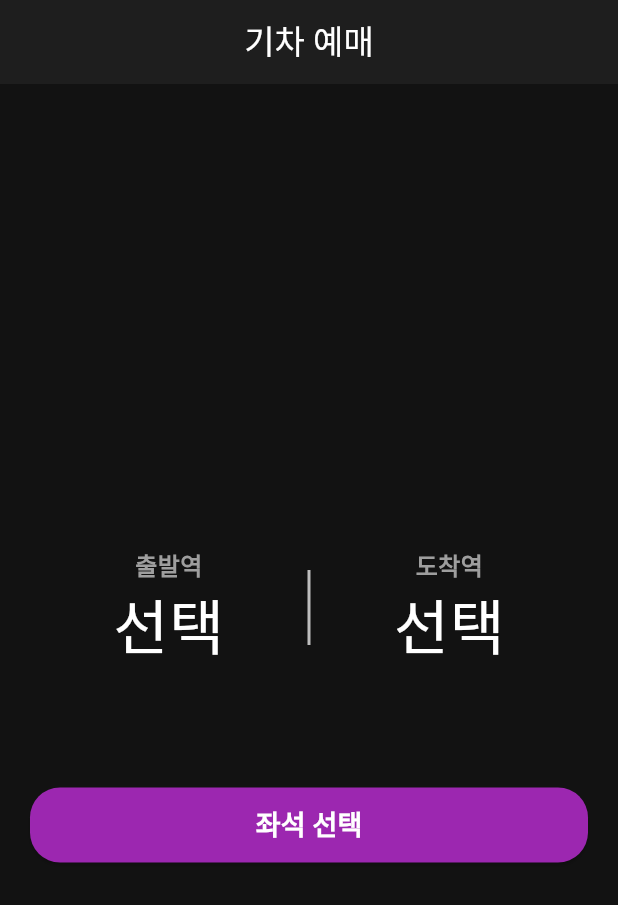
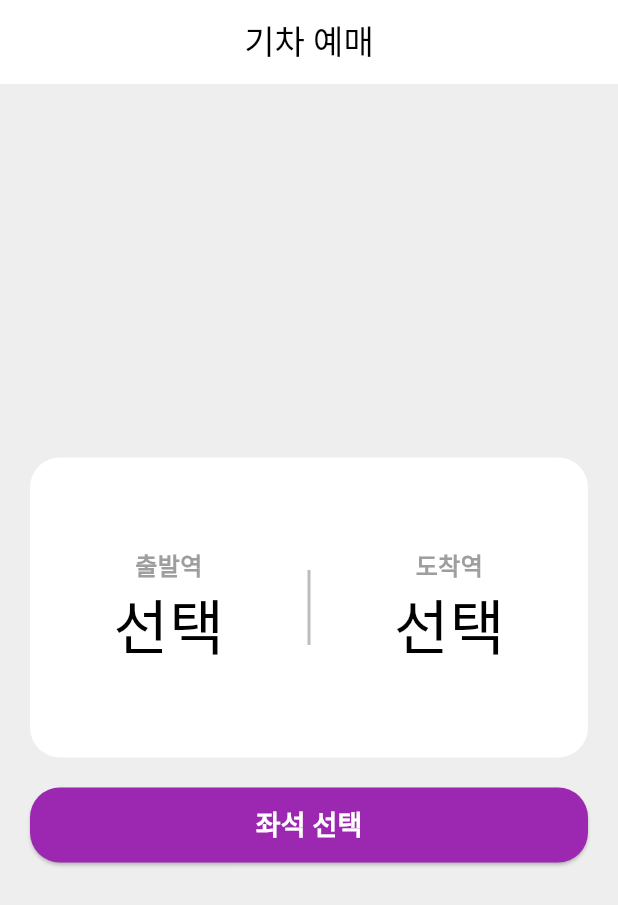
Before and after one commit to wackyturtle/flutter_train_app, a Flutter app: the screen it shows after launch, on a phone screen of 412 x 824 dp. Shown: the top 905 px of the screen. Run offline on Flutter 3.47's test engine with Material 3 defaults, Android fonts, the phone set to English and light mode, and no system bars.

Commit message:
사소해

```diff
--- a/lib/home/Home_Page.dart
+++ b/lib/home/Home_Page.dart
@@ -18,14 +18,14 @@ class _HomePageState extends State<HomePage> {
       appBar: AppBar(centerTitle: true, title: Text('기차 예매')),
       body: Container(
         padding: EdgeInsets.all(20),
-        color: Theme.of(context).scaffoldBackgroundColor,
+        color: Colors.grey[200],
         child: Column(
           mainAxisAlignment: MainAxisAlignment.center,
           children: [
             Container(
               height: 200,
               decoration: BoxDecoration(
-                color: Theme.of(context).scaffoldBackgroundColor,
+                color: Colors.white,
                 borderRadius: BorderRadius.circular(20),
               ),
               child: Row(
--- a/lib/main.dart
+++ b/lib/main.dart
@@ -25,9 +25,9 @@ class MyApp extends StatelessWidget {
         textTheme: TextTheme(bodyMedium: TextStyle(color: Colors.black)),
       ),
       darkTheme: ThemeData(
-        scaffoldBackgroundColor: Color(0xFF121212),
+        scaffoldBackgroundColor: Colors.black,
         appBarTheme: AppBarTheme(
-          backgroundColor: Color(0xFF1E1E1E),
+          backgroundColor: Colors.black,
           foregroundColor: Colors.white,
           centerTitle: true,
         ),
@@ -36,9 +36,9 @@ class MyApp extends StatelessWidget {
         ),
         textTheme: TextTheme(bodyMedium: TextStyle(color: Colors.white)),
         dividerColor: Colors.grey[600],
-        cardColor: Color(0xFF1E1E1E),
+        cardColor: Colors.black,
       ),
-      themeMode: ThemeMode.dark,
+      themeMode: ThemeMode.light,
       home: HomePage(),
     );
   }
```
